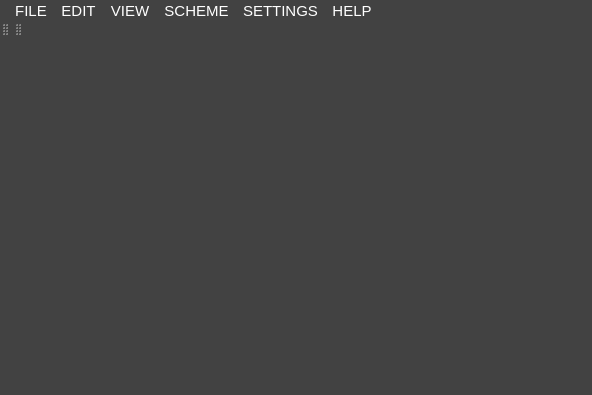
Qt form BlockEditor/MainWindow.ui (jozefmery/BlockEditor) before a commit.
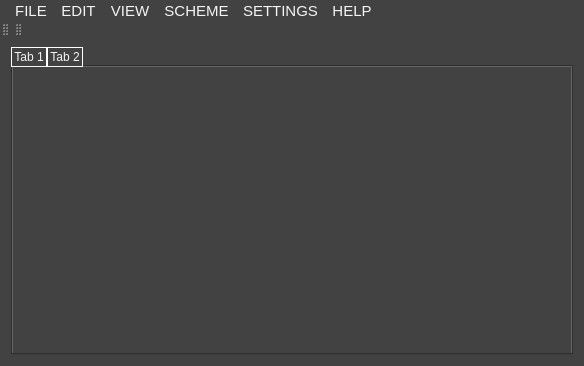
The same form after that commit. Icons and pictures are not drawn.

Diff of the .ui file:
```diff
--- a/BlockEditor/MainWindow.ui
+++ b/BlockEditor/MainWindow.ui
@@ -6,8 +6,8 @@
    <rect>
     <x>0</x>
     <y>0</y>
-    <width>592</width>
-    <height>395</height>
+    <width>584</width>
+    <height>366</height>
    </rect>
   </property>
   <property name="windowTitle">
@@ -16,7 +16,7 @@
   <property name="styleSheet">
    <string notr="true">QWidget{
 	
-	color: #FFFFFF;
+	color: rgb(244, 244, 244);
 	background: rgb(66,66,66);
 	font-size: 11p;
 }
@@ -59,7 +59,23 @@
 
 QMenu::item:selected{
 	background: rgb(112, 112, 112);
-}</string>
+}
+
+QTabWidget::pane{
+	
+}
+
+
+QTabBar::tab {
+ 
+    border: 1px solid rgb(255, 255, 255);
+    border-bottom-color: rgb(244, 244, 244);
+	min-width: 8ex;
+    min-height: 3ex;
+    padding: 2px;
+}
+
+</string>
   </property>
   <property name="tabShape">
    <enum>QTabWidget::Rounded</enum>
@@ -68,14 +84,32 @@
    <property name="styleSheet">
     <string notr="true"/>
    </property>
-   <layout class="QVBoxLayout" name="verticalLayout"/>
+   <layout class="QVBoxLayout" name="verticalLayout">
+    <item>
+     <widget class="QTabWidget" name="tabWidget">
+      <property name="currentIndex">
+       <number>1</number>
+      </property>
+      <widget class="QWidget" name="tab">
+       <attribute name="title">
+        <string>Tab 1</string>
+       </attribute>
+      </widget>
+      <widget class="QWidget" name="tab_2">
+       <attribute name="title">
+        <string>Tab 2</string>
+       </attribute>
+      </widget>
+     </widget>
+    </item>
+   </layout>
   </widget>
   <widget class="QMenuBar" name="menuBar">
    <property name="geometry">
     <rect>
      <x>0</x>
      <y>0</y>
-     <width>592</width>
+     <width>584</width>
      <height>26</height>
     </rect>
    </property>
```
